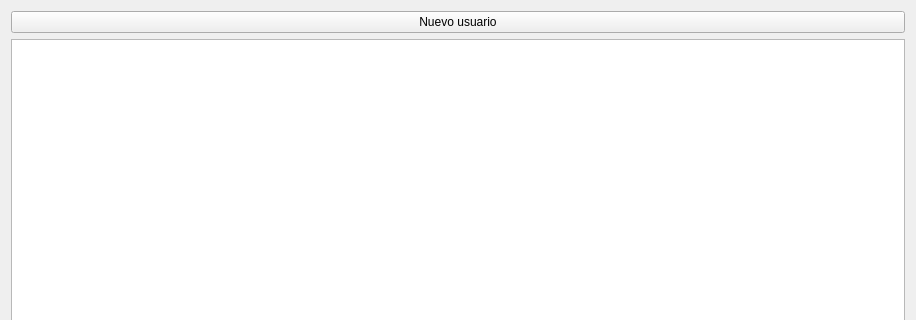
Old version of the form Documentacion/QtDesigner/usuario_modificar.ui in the repository AsgardUtvt/ProyectoIntegrador1; both pictures show x 0 to 916 and y 0 to 320 of the 916 by 472 pixel window.
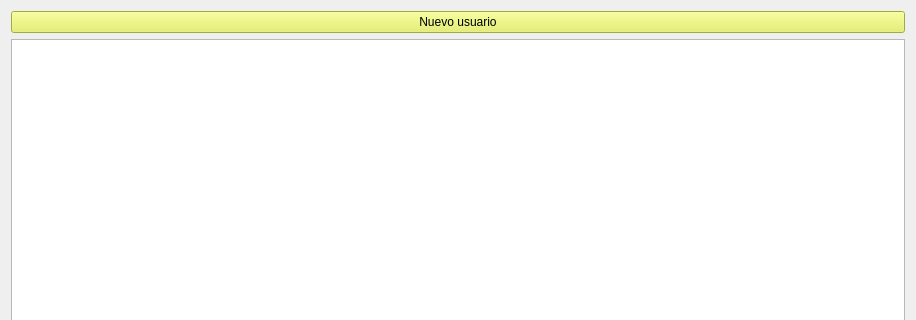
New version of the form.

```diff
--- a/Documentacion/QtDesigner/usuario_modificar.ui
+++ b/Documentacion/QtDesigner/usuario_modificar.ui
@@ -16,6 +16,11 @@
   <layout class="QVBoxLayout" name="verticalLayout">
    <item>
     <widget class="QPushButton" name="pb_nuevo_usuario">
+     <property name="styleSheet">
+      <string notr="true">QPushButton#pb_nuevo_usuario {
+background-color: rgb(226, 239, 83)
+}</string>
+     </property>
      <property name="text">
       <string>Nuevo usuario</string>
      </property>
```
